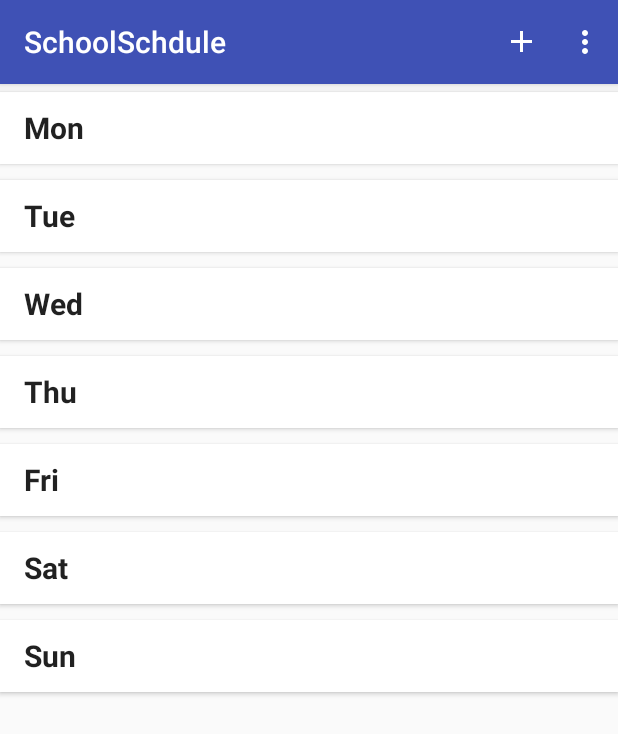
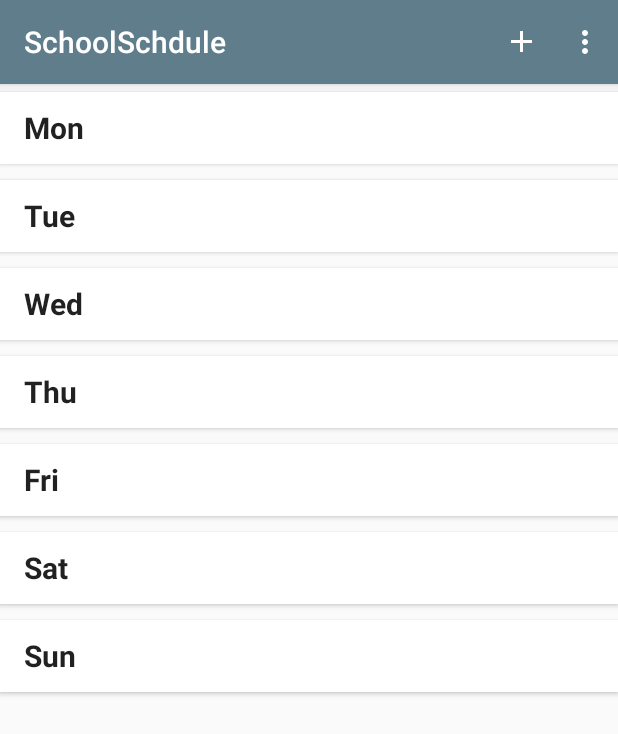
Before and after one commit to 776491381/schoolSchdule, an Android app: the screen it shows after launch (MainActivity), on a phone screen of 412 x 824 dp. Shown: the top 734 px of the screen. Run offline under Robolectric (Android 15) with nearby library versions, the phone set to English and light mode, and no system bars; libraries missing offline, so code that uses them is left out: com.alibaba.fastjson; pictures from the network do not load; 2 statements that could not run were skipped.

Commit message:
change color config

```diff
--- a/app/src/main/java/com/example/fyy/schoolschdule/MainActivity.java
+++ b/app/src/main/java/com/example/fyy/schoolschdule/MainActivity.java
@@ -144,7 +144,7 @@ public class MainActivity extends AppCompatActivity {
         courseView.setLayoutManager(new LinearLayoutManager(this));
         courseView.setAdapter(courseAdapter);
 
-        courseView.scrollToPosition(nowCourse);
+        courseView.scrollToPosition(nowCourse+1);
     }
 
     public void onActivityResult(int requestCode, int resultCode, Intent intent) {
--- a/app/src/main/res/layout/activity_course_detail.xml
+++ b/app/src/main/res/layout/activity_course_detail.xml
@@ -196,7 +196,7 @@
         app:layout_anchor="@id/collapsing_toolbar"
         app:layout_anchorGravity="bottom|right"
         app:pressedTranslationZ="12dp"
-        app:backgroundTint="#30469b"
+        app:backgroundTint="#388E3C"
         app:rippleColor="#a6a6a6"
         />
 </android.support.design.widget.CoordinatorLayout>
--- a/app/src/main/res/layout/course_add.xml
+++ b/app/src/main/res/layout/course_add.xml
@@ -11,6 +11,7 @@
         android:layout_height="wrap_content"
         android:layout_width="match_parent"
         android:id="@+id/course_add_name"
+
         >
 
         <EditText
--- a/app/src/main/res/values/colors.xml
+++ b/app/src/main/res/values/colors.xml
@@ -1,8 +1,11 @@
 <?xml version="1.0" encoding="utf-8"?>
 <resources>
-    <color name="colorPrimary">#3F51B5</color>
-    <color name="colorPrimaryDark">#303F9F</color>
-    <color name="colorAccent">#FF4081</color>
+    <!--<color name="colorPrimary">#3F51B5</color>-->
+    <color name="colorPrimary">#607D8B</color>
+    <!--<color name="colorPrimaryDark">#303F9F</color>-->
+    <color name="colorPrimaryDark">#455A64</color>
+    <!--<color name="colorAccent">#FF4081</color>-->
+    <color name="colorAccent">#607D8B</color>
     <color name="white">#FFFFFF</color>
     <color name="button_sheet_background">#EEEEEE</color>
     <color name="courseName">#808080</color>
```
Also changed, not shown: app/src/main/java/com/example/fyy/schoolschdule/CourseAdapter.java (+14 -14 lines).
